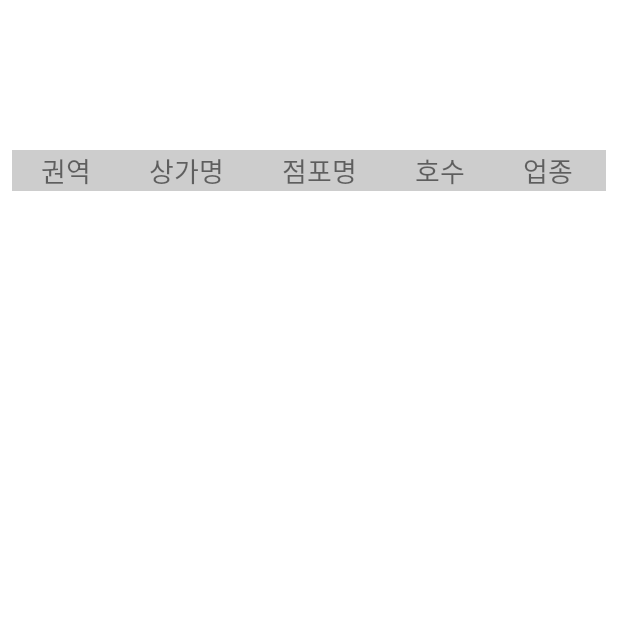
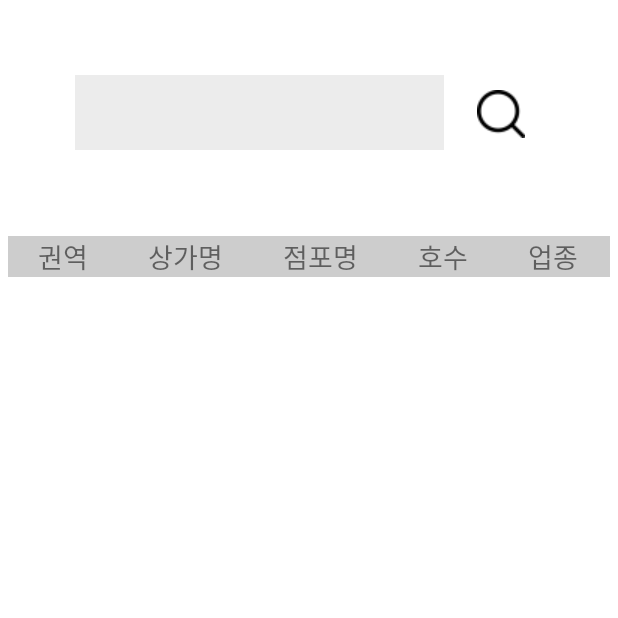
Before and after one commit to y78462/UntactShop, an Android app: the ShopSearchActivity screen opened directly, with no data from a screen before it, on a phone screen of 412 x 824 dp, the top half of it. Run offline under Robolectric (Android 15) with nearby library versions, the phone set to English and light mode, and no system bars; libraries missing offline, so code that uses them is left out: jxl.read.biff.

Commit message:
매장 검색 레이아웃 변경

```diff
--- a/app/src/main/java/com/example/untactshop/ShopSearchActivity.java
+++ b/app/src/main/java/com/example/untactshop/ShopSearchActivity.java
@@ -2,10 +2,12 @@ package com.example.untactshop;
 
 import android.content.Intent;
 import android.os.Bundle;
+import android.util.DisplayMetrics;
 import android.util.Log;
 import android.view.Gravity;
 import android.view.View;
 import android.view.ViewGroup;
+import android.widget.EditText;
 import android.widget.TableLayout;
 import android.widget.TableRow;
 import android.widget.TextView;
@@ -32,6 +34,10 @@ public class ShopSearchActivity extends AppCompatActivity {
         Intent searchIntent = getIntent();
         search_text = searchIntent.getStringExtra("검색데이터");
         Log.i("검색데이터", String.valueOf(search_text));
+
+        EditText editText = (EditText) findViewById(R.id.shop_search_text);
+        editText.setText(search_text);
+
         readExcel();
     }
 
@@ -59,6 +65,10 @@ public class ShopSearchActivity extends AppCompatActivity {
                         String keyword = sheet.getCell(2, row).getContents();
 
                         //테이블 생성
+                        DisplayMetrics dm = getResources().getDisplayMetrics();
+                        int size = Math.round(20 * dm.density);
+                        tableRow.setPadding(0, size, 0, 0);
+
                         if (keyword.contains(search_text)) {
                             Log.i("점포명", keyword.toString());
 
@@ -101,4 +111,18 @@ public class ShopSearchActivity extends AppCompatActivity {
             e.printStackTrace();
         }
     }
+
+    public void search_btn(View view) {
+        String search_text;
+
+        EditText editText = (EditText) findViewById(R.id.shop_search_text);
+        search_text = "" + editText.getText(); //SpannableString -> String : Type conversion
+//        Log.i("검색데이터", String.valueOf(search_text));
+
+        Intent intent = new Intent(getApplicationContext(), ShopSearchActivity.class);
+        intent.putExtra("검색데이터", search_text);
+        startActivity(intent);
+
+
+    }
 }
--- a/app/src/main/res/layout/shop_search.xml
+++ b/app/src/main/res/layout/shop_search.xml
@@ -12,17 +12,45 @@
         <LinearLayout
             android:layout_width="match_parent"
             android:layout_height="match_parent"
-            android:orientation="vertical" >
+            android:focusable="true"
+            android:focusableInTouchMode="true"
+            android:orientation="vertical">
+
+            <LinearLayout
+                android:layout_width="match_parent"
+                android:layout_height="0dp"
+                android:layout_margin="50dp"
+                android:layout_weight="0.1"
+                android:orientation="horizontal">
+
+                <EditText
+                    android:id="@+id/shop_search_text"
+                    android:layout_width="0dp"
+                    android:layout_height="50dp"
+                    android:layout_marginEnd="10dp"
+                    android:layout_weight="5"
+                    android:background="@drawable/round_corner"
+                    android:fontFamily="@font/font"
+                    android:gravity="center"
+                    android:inputType="text"
+                    android:selectAllOnFocus="true"
+                    android:textSize="20dp"
+                    android:textStyle="bold" />
+
+                <ImageButton
+                    android:id="@+id/shop_search_btn"
+                    android:layout_width="wrap_content"
+                    android:layout_height="wrap_content"
+                    android:backgroundTint="#ffffff"
+                    android:onClick="search_btn"
+                    android:src="@drawable/search" />
+            </LinearLayout>
 
             <TableLayout
                 android:id="@+id/tablelayout"
                 android:layout_width="match_parent"
                 android:layout_height="wrap_content"
-                android:layout_marginStart="8dp"
-                android:layout_marginTop="100dp"
-                android:layout_marginEnd="8dp"
-                android:layout_marginRight="8dp"
-                android:layout_marginBottom="100dp"
+                android:padding="5dp"
                 android:stretchColumns="*"
                 app:layout_constraintBottom_toBottomOf="parent"
                 app:layout_constraintEnd_toEndOf="parent"
@@ -84,13 +112,6 @@
         </LinearLayout>
 
     </ScrollView>
-
-
-
-
-
-
-
 
 
     <!--    <TableLayout-->
```
Also changed, not shown: 18 other files. Lines whose indentation alone changed are shown as unchanged.
